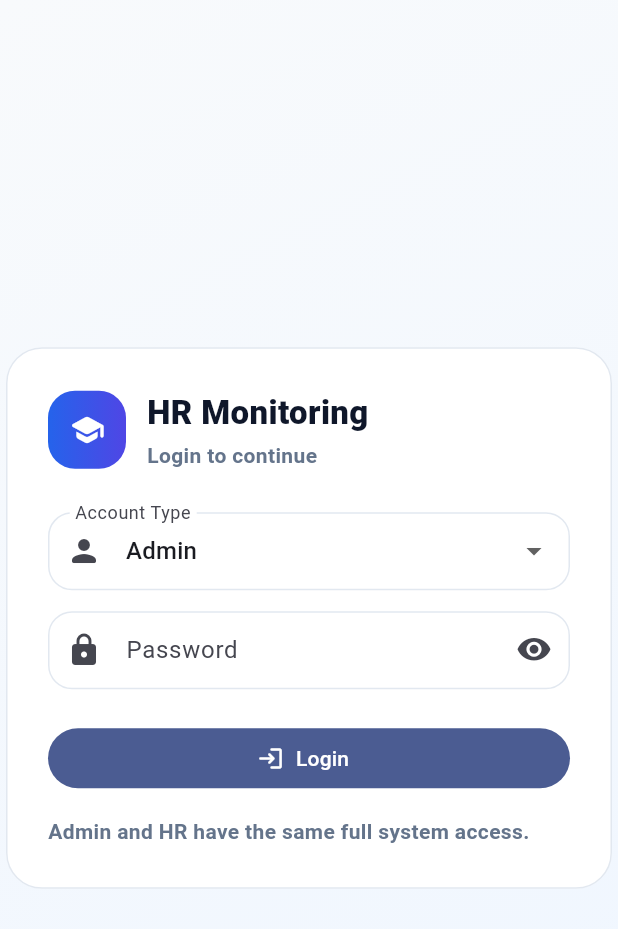
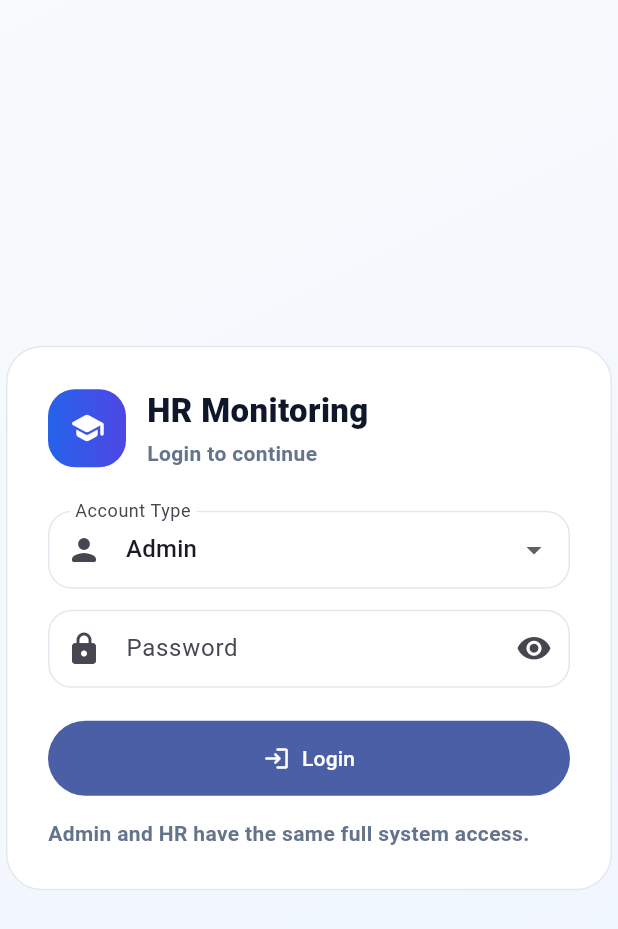
Before and after one commit to joshuanisnisan02-hub/hr-monitoring, a Flutter app: the screen it shows after launch, on a phone screen of 412 x 824 dp. Shown: the top 929 px of the screen. Run offline on Flutter 3.47's test engine with Material 3 defaults, Android fonts, the phone set to English and light mode, and no system bars; our stand-ins replace supabase_flutter; missing offline and left inert: dart:html; accounts and stored records are empty; Roboto replaces fonts that are missing (Arial).

Commit message:
Fix login shell click blocking and sidebar logout

```diff
--- a/lib/main.dart
+++ b/lib/main.dart
@@ -4,7 +4,7 @@ import 'dart:html' as html;
 import 'package:flutter/material.dart';
 import 'package:supabase_flutter/supabase_flutter.dart';
 
-import 'hr_modern_app_v2.dart';
+import 'hr_logged_in_app.dart';
 
 const projectUrl = String.fromEnvironment(
   'SUPABASE_URL',
@@ -37,9 +37,9 @@ class _LoginGateAppState extends State<LoginGateApp> {
     role = html.window.localStorage['hr_role'];
   }
 
-  void login(String newRole) {
-    html.window.localStorage['hr_role'] = newRole;
-    setState(() => role = newRole);
+  void login(String nextRole) {
+    html.window.localStorage['hr_role'] = nextRole;
+    setState(() => role = nextRole);
   }
 
   void logout() {
@@ -49,47 +49,10 @@ class _LoginGateAppState extends State<LoginGateApp> {
 
   @override
   Widget build(BuildContext context) {
-    if (role == null) return LoginPage(onLogin: login);
-    return Stack(
-      children: [
-        const HrModernAppV2(),
-        Positioned(
-          top: 18,
-          right: 24,
-          child: Material(
-            color: Colors.transparent,
-            child: Container(
-              padding: const EdgeInsets.symmetric(horizontal: 12, vertical: 8),
-              decoration: BoxDecoration(
-                color: Colors.white,
-                borderRadius: BorderRadius.circular(999),
-                border: Border.all(color: const Color(0xFFE2E8F0)),
-                boxShadow: const [BoxShadow(color: Color(0x14000000), blurRadius: 18, offset: Offset(0, 8))],
-              ),
-              child: Row(
-                mainAxisSize: MainAxisSize.min,
-                children: [
-                  CircleAvatar(
-                    radius: 15,
-                    backgroundColor: const Color(0xFFEFF6FF),
-                    child: Icon(role == 'Admin' ? Icons.admin_panel_settings_rounded : Icons.badge_rounded, color: const Color(0xFF2563EB), size: 17),
-                  ),
-                  const SizedBox(width: 8),
-                  Text(role!, style: const TextStyle(color: Color(0xFF0F172A), fontWeight: FontWeight.w900, fontSize: 13)),
-                  const SizedBox(width: 10),
-                  TextButton.icon(
-                    onPressed: logout,
-                    icon: const Icon(Icons.logout_rounded, size: 17),
-                    label: const Text('Logout'),
-                    style: TextButton.styleFrom(foregroundColor: const Color(0xFFDC2626), padding: const EdgeInsets.symmetric(horizontal: 10, vertical: 8), minimumSize: Size.zero),
-                  ),
-                ],
-              ),
-            ),
-          ),
-        ),
-      ],
-    );
+    if (role != null) {
+      return HrLoggedInApp(role: role!, onLogout: logout);
+    }
+    return LoginPage(onLogin: login);
   }
 }
 
@@ -132,6 +95,14 @@ class _LoginPageState extends State<LoginPage> {
         useMaterial3: true,
         colorScheme: ColorScheme.fromSeed(seedColor: const Color(0xFF2563EB)),
         fontFamily: 'Arial',
+        filledButtonTheme: FilledButtonThemeData(
+          style: FilledButton.styleFrom(
+            backgroundColor: const Color(0xFF4B5FA7),
+            foregroundColor: Colors.white,
+            padding: const EdgeInsets.symmetric(horizontal: 18, vertical: 15),
+            shape: RoundedRectangleBorder(borderRadius: BorderRadius.circular(999)),
+          ),
+        ),
         inputDecorationTheme: InputDecorationTheme(
           filled: true,
           fillColor: Colors.white,
```
